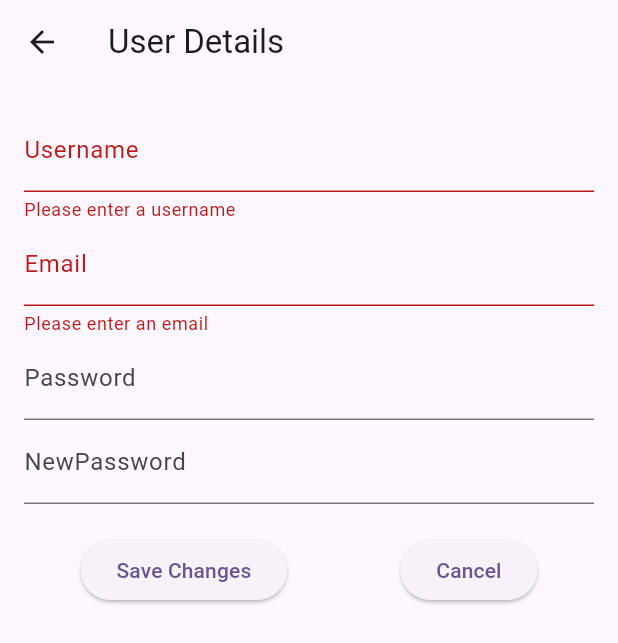
After one commit to FiSeStRo/Ecoland-Apps, a Flutter app: the UserSettingsScreen screen opened by its route, after a tap on "Save Changes", on a phone screen of 412 x 824 dp. The commit adds this screen. Shown: the top 643 px of the screen. Run offline on Flutter 3.47's test engine with Material 3 defaults, Android fonts, the light colour scheme and no system bars; network calls fail.

Commit message:
7 flutter build user settings screen (#8)
* init user settings and clean up

* add api calls

* pdate namings

```diff
--- /dev/null
+++ b/lib/navigation/routes.dart
@@ -0,0 +1,19 @@
+import 'package:flutter/material.dart';
+import 'package:ecoland_application/screens/signup_screen.dart';
+import 'package:ecoland_application/screens/sign_in_screen.dart';
+import 'package:ecoland_application/screens/overview_screen.dart';
+import 'package:ecoland_application/screens/user_settings_screen.dart';
+
+class Routes {
+  static const String signUp = '/sign-up';
+  static const String signIn = '/sign-in';
+  static const String overview = '/overview';
+  static const String userSettings = '/user-settings';
+
+  static final Map<String, WidgetBuilder> routes = {
+    signUp: (context) => SignupScreen(),
+    signIn: (context) => SignInScreen(),
+    overview: (context) => OverviewScreen(),
+    userSettings: (context) => UserSettingsScreen(),
+  };
+}
--- /dev/null
+++ b/lib/providers/api/user_settings_api.dart
@@ -0,0 +1,64 @@
+import 'dart:convert';
+
+import 'package:ecoland_application/providers/api/config.dart';
+import 'package:http/http.dart';
+
+class UserSettingsApi {
+  final String email;
+  final String id;
+  final String username;
+
+  UserSettingsApi({
+    required this.email,
+    required this.id,
+    required this.username,
+  });
+
+  factory UserSettingsApi.fromJson(Map<String, dynamic> json) {
+    return UserSettingsApi(
+      email: json['email'],
+      id: json['id'],
+      username: json['username'],
+    );
+  }
+
+  static Future<UserSettingsApi> fetchUserSettings(String accessToken) async {
+    final url = '${AppConfig.baseUrl}/user/info';
+    Response response = await get(
+      Uri.parse(url),
+      headers: {'Authorization': 'Bearer $accessToken'},
+    );
+    if (response.statusCode >= 200 && response.statusCode < 300) {
+      final Map<String, dynamic> decodedJson = jsonDecode(response.body);
+      return UserSettingsApi.fromJson(decodedJson);
+    } else {
+      throw Exception('Failed to load user settings');
+    }
+  }
+
+  static Future<UserSettingsApi> patchUserSettings(
+    String accessToken, {
+    String? username,
+    String? newPassword,
+    String? oldPassword,
+    String? eMail,
+  }) async {
+    final url = '${AppConfig.baseUrl}/user/info';
+    final body = <String, dynamic>{};
+
+    if (username != null) body['username'] = username;
+    if (newPassword != null) body['newPassword'] = newPassword;
+    if (oldPassword != null) body['oldPassword'] = oldPassword;
+    if (eMail != null) body['eMail'] = eMail;
+
+    Response response = await patch(Uri.parse(url),
+        headers: {'Authorization': 'Bearer $accessToken'},
+        body: jsonEncode(body));
+    if (response.statusCode >= 200 && response.statusCode < 300) {
+      final Map<String, dynamic> decodedJson = jsonDecode(response.body);
+      return UserSettingsApi.fromJson(decodedJson);
+    } else {
+      throw Exception('Failed to update user settings');
+    }
+  }
+}
--- a/lib/providers/user_settings_provider.dart
+++ b/lib/providers/user_settings_provider.dart
@@ -1,7 +1,7 @@
 import 'dart:async';
 import 'dart:convert';
-
 import 'package:ecoland_application/providers/api/config.dart';
+import 'package:ecoland_application/providers/api/user_settings_api.dart';
 import 'package:http/http.dart' as http;
 import 'package:flutter/material.dart';
 
@@ -10,10 +10,17 @@ class UserSettingsProvider with ChangeNotifier {
   String _refreshToken = '';
   int refreshTime = 10;
   Timer? _refreshTokenTimer;
+
+  //UserSettings
+  String _userName = '';
+  String _eMail = '';
+
   // Getters
+
   get accessToken => _accessToken;
   get refreshToken => _refreshToken;
-
+  get userName => _userName;
+  get eMail => _eMail;
   void setAccessToken(String at, String rt) {
     _accessToken = at;
     notifyListeners();
@@ -30,7 +37,6 @@ class UserSettingsProvider with ChangeNotifier {
     final object = {'username': username, 'password': password};
     print(AppConfig.baseUrl);
     try {
-
       final response = await http.post(
         Uri.parse('${AppConfig.baseUrl}/authentication/sign-in'),
         body: jsonEncode(object),
@@ -66,6 +72,39 @@ class UserSettingsProvider with ChangeNotifier {
     }
   }
 
+  Future<bool> LoadUserSettings() async {
+    try {
+      final settings = await UserSettingsApi.fetchUserSettings(_accessToken);
+      if (settings.username.isNotEmpty) _userName = settings.username;
+      if (settings.email.isNotEmpty) _eMail = settings.email;
+      return true;
+    } catch (e) {
+      return false;
+    }
+  }
+
+  Future<bool> UpdateUserSettings({
+    String? username,
+    String? newPassword,
+    String? oldPassword,
+    String? eMail,
+  }) async {
+    try {
+      final settings = await UserSettingsApi.patchUserSettings(
+        _accessToken,
+        username: username,
+        newPassword: newPassword,
+        oldPassword: oldPassword,
+        eMail: eMail,
+      );
+      if (settings.username.isNotEmpty) _userName = settings.username;
+      if (settings.email.isNotEmpty) _eMail = settings.email;
+      return true;
+    } catch (e) {
+      return false;
+    }
+  }
+
   @override
   void dispose() {
     _refreshTokenTimer?.cancel();
--- a/lib/screens/sign_in_screen.dart
+++ b/lib/screens/sign_in_screen.dart
@@ -1,3 +1,4 @@
+import 'package:ecoland_application/navigation/routes.dart';
 import 'package:ecoland_application/providers/user_settings_provider.dart';
 import 'package:flutter/material.dart';
 
@@ -45,7 +46,7 @@ class _SignInScreenState extends State<SignInScreen> {
                     bool signedIn = await UserSettingsProvider().signIn(
                         _usernameController.text, _passwordController.text);
                     if (signedIn) {
-                      navigator.popAndPushNamed("/overview");
+                      navigator.popAndPushNamed(Routes.overview);
                     } else {
                       print("could not login");
                     }
--- a/lib/screens/signup_screen.dart
+++ b/lib/screens/signup_screen.dart
@@ -1,3 +1,4 @@
+import 'package:ecoland_application/navigation/routes.dart';
 import 'package:ecoland_application/providers/api/authentication.dart';
 import 'package:flutter/material.dart';
 
@@ -53,7 +54,7 @@ class _SignupScreenState extends State<SignupScreen> {
                       _emailController.text, _passwordController.text);
                   if (success) {
                     if (!mounted) return;
-                    navigator.pushReplacementNamed('/sign-in');
+                    navigator.pushReplacementNamed(Routes.signIn);
                   }
                 }
               },
--- /dev/null
+++ b/lib/screens/user_settings_screen.dart
@@ -0,0 +1,148 @@
+import 'package:ecoland_application/providers/user_settings_provider.dart';
+import 'package:flutter/material.dart';
+import 'package:provider/provider.dart';
+
+class UserSettingsScreen extends StatefulWidget {
+  const UserSettingsScreen({super.key});
+
+  @override
+  State<UserSettingsScreen> createState() => __UserSettingsScreenStateState();
+}
+
+class __UserSettingsScreenStateState extends State<UserSettingsScreen> {
+  final _formKey = GlobalKey<FormState>();
+  String _username = '';
+  String _email = '';
+  String _password = '';
+  String _newPassword = '';
+
+  @override
+  void initState() {
+    super.initState();
+    // Load user settings after the first frame
+    WidgetsBinding.instance.addPostFrameCallback((_) async {
+      final provider =
+          Provider.of<UserSettingsProvider>(context, listen: false);
+      final success = await provider.LoadUserSettings();
+      if (success) {
+        setState(() {
+          _username = provider.userName;
+          _email = provider.eMail;
+        });
+      }
+    });
+  }
+
+  void _saveChanges() async {
+    if (_formKey.currentState!.validate()) {
+      _formKey.currentState!.save();
+      final provider =
+          Provider.of<UserSettingsProvider>(context, listen: false);
+      final success = await provider.UpdateUserSettings(
+          username: _username,
+          oldPassword: _password,
+          newPassword: _newPassword,
+          eMail: _email);
+      if (success) {
+        setState(() {
+          _username = provider.userName;
+          _email = provider.eMail;
+        });
+      }
+    }
+  }
+
+  void _cancel() {
+    Navigator.of(context).pop();
+  }
+
+  @override
+  Widget build(BuildContext context) {
+    return Scaffold(
+      appBar: AppBar(
+        title: Text('User Details'),
+      ),
+      body: Padding(
+        padding: const EdgeInsets.all(16.0),
+        child: Form(
+          key: _formKey,
+          child: Column(
+            children: [
+              TextFormField(
+                initialValue: _username,
+                decoration: InputDecoration(labelText: 'Username'),
+                validator: (value) {
+                  if (value == null || value.isEmpty) {
+                    return 'Please enter a username';
+                  }
+                  return null;
+                },
+                onSaved: (value) {
+                  _username = value!;
+                },
+              ),
+              TextFormField(
+                initialValue: _email,
+                decoration: InputDecoration(labelText: 'Email'),
+                validator: (value) {
+                  if (value == null || value.isEmpty) {
+                    return 'Please enter an email';
+                  }
+                  return null;
+                },
+                onSaved: (value) {
+                  _email = value!;
+                },
+              ),
+              TextFormField(
+                decoration: InputDecoration(labelText: 'Password'),
+                obscureText: true,
+                validator: (value) {
+                  if (value != null) {
+                    if (_password.isNotEmpty && _password != _newPassword) {
+                      return "Passwords do not match";
+                    }
+                  }
+
+                  return null;
+                },
+                onSaved: (value) {
+                  _password = value!;
+                },
+              ),
+              TextFormField(
+                decoration: InputDecoration(labelText: 'NewPassword'),
+                obscureText: true,
+                validator: (value) {
+                  if (value != null) {
+                    if (_password.isNotEmpty && _password != _newPassword) {
+                      return "Passwords do not match";
+                    }
+                  }
+                  return null;
+                },
+                onSaved: (value) {
+                  _password = value!;
+                },
+              ),
+              SizedBox(height: 20),
+              Row(
+                mainAxisAlignment: MainAxisAlignment.spaceAround,
+                children: [
+                  ElevatedButton(
+                    onPressed: _saveChanges,
+                    child: Text('Save Changes'),
+                  ),
+                  ElevatedButton(
+                    onPressed: _cancel,
+                    child: Text('Cancel'),
+                  ),
+                ],
+              ),
+            ],
+          ),
+        ),
+      ),
+    );
+  }
+}
```
Also changed, not shown: lib/main.dart (+3 -110 lines), lib/screens/overview_screen.dart (added, +28 -0 lines).
